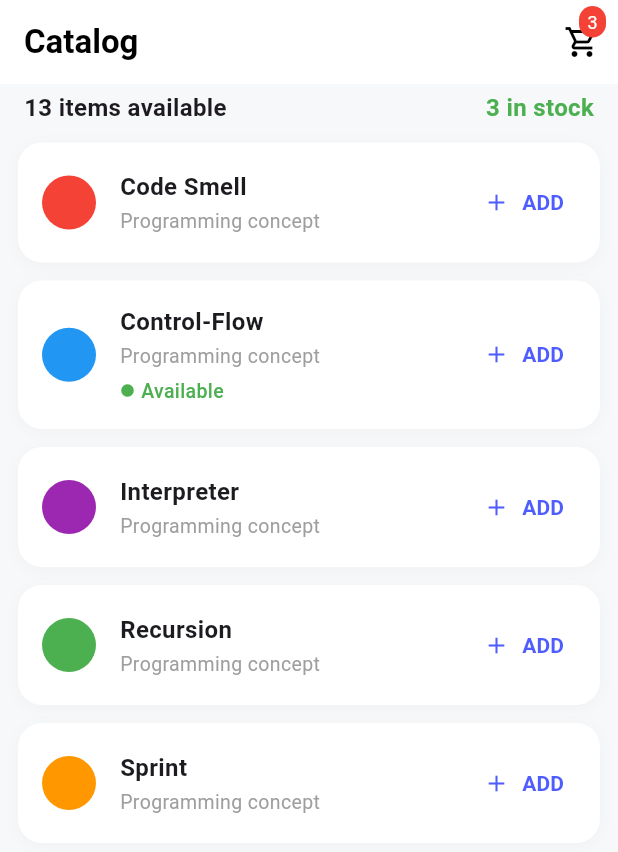
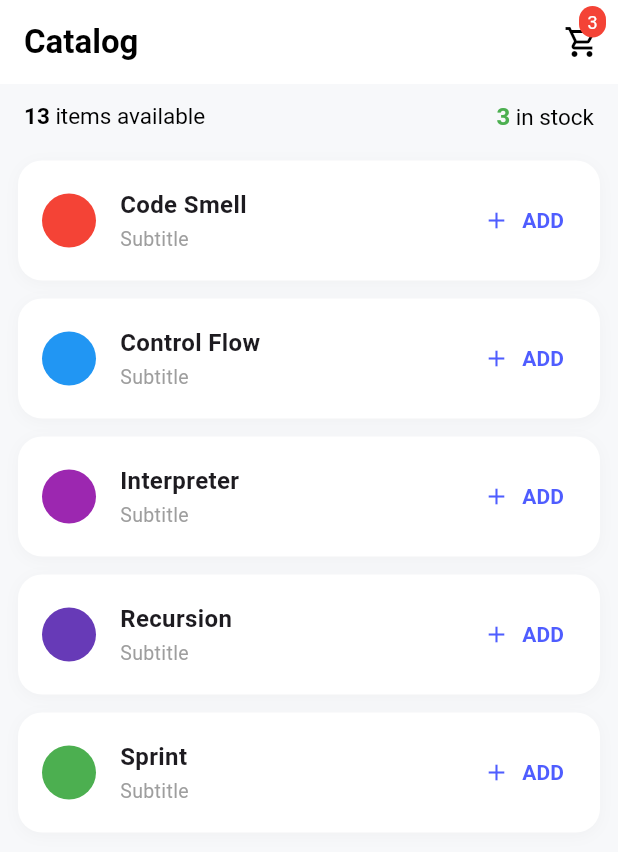
Before and after one commit to Leqdung1/flutter_realm, a Flutter app: the screen it shows after launch, on a phone screen of 412 x 824 dp. Shown: the top 852 px of the screen. Run offline on Flutter 3.47's test engine with Material 3 defaults, Android fonts, the phone set to English and light mode, and no system bars; our stand-ins replace realm; generated files the repository leaves out were written again.

Commit message:
fetch item data in catalog screen

```diff
--- a/lib/models/catalog_model.dart
+++ b/lib/models/catalog_model.dart
@@ -6,20 +6,33 @@ part 'catalog_model.realm.dart';
 class _Item {
   @PrimaryKey()
   late int id;
-
   late String name;
+  late int color;
 }
 
-@RealmModel()
-class _CatalogModel {
+class CatalogModel {
+  static final CatalogModel _instance = CatalogModel._internal();
   late Realm realm;
 
-  _CatalogModel() {
-    var config = Configuration.local([Item.schema]);
+  factory CatalogModel() {
+    return _instance;
+  }
+
+  CatalogModel._internal() {
+    var config = Configuration.local([
+      Item.schema,
+    ], shouldDeleteIfMigrationNeeded: true);
     realm = Realm(config);
 
     var allItems = realm.all<Item>();
-
-    if (allItems.isEmpty) {}
+    if (allItems.isEmpty) {
+      realm.write(() {
+        realm.add(Item(1, 'Code Smell', 0xFFF44336));
+        realm.add(Item(2, 'Control Flow', 0xFF2196F3));
+        realm.add(Item(3, 'Interpreter', 0xFF9C27B0));
+        realm.add(Item(4, 'Recursion', 0xFF673AB7));
+        realm.add(Item(5, 'Sprint', 0xFF4CAF50));
+      });
+    }
   }
 }
--- a/lib/models/catalog_model.realm.dart
+++ b/lib/models/catalog_model.realm.dart
@@ -10,9 +10,10 @@ part of 'catalog_model.dart';
 // coverage:ignore-file
 // ignore_for_file: type=lint
 class Item extends _Item with RealmEntity, RealmObjectBase, RealmObject {
-  Item(int id, String name) {
+  Item(int id, String name, int color) {
     RealmObjectBase.set(this, 'id', id);
     RealmObjectBase.set(this, 'name', name);
+    RealmObjectBase.set(this, 'color', color);
   }
 
   Item._();
@@ -28,6 +29,11 @@ class Item extends _Item with RealmEntity, RealmObjectBase, RealmObject {
   set name(String value) => RealmObjectBase.set(this, 'name', value);
 
   @override
+  int get color => RealmObjectBase.get<int>(this, 'color') as int;
+  @override
+  set color(int value) => RealmObjectBase.set(this, 'color', value);
+
+  @override
   Stream<RealmObjectChanges<Item>> get changes =>
       RealmObjectBase.getChanges<Item>(this);
 
@@ -39,17 +45,23 @@ class Item extends _Item with RealmEntity, RealmObjectBase, RealmObject {
   Item freeze() => RealmObjectBase.freezeObject<Item>(this);
 
   EJsonValue toEJson() {
-    return <String, dynamic>{'id': id.toEJson(), 'name': name.toEJson()};
+    return <String, dynamic>{
+      'id': id.toEJson(),
+      'name': name.toEJson(),
+      'color': color.toEJson(),
+    };
   }
 
   static EJsonValue _toEJson(Item value) => value.toEJson();
   static Item _fromEJson(EJsonValue ejson) {
     if (ejson is! Map<String, dynamic>) return raiseInvalidEJson(ejson);
     return switch (ejson) {
-      {'id': EJsonValue id, 'name': EJsonValue name} => Item(
-        fromEJson(id),
-        fromEJson(name),
-      ),
+      {
+        'id': EJsonValue id,
+        'name': EJsonValue name,
+        'color': EJsonValue color,
+      } =>
+        Item(fromEJson(id), fromEJson(name), fromEJson(color)),
       _ => raiseInvalidEJson(ejson),
     };
   }
@@ -60,52 +72,10 @@ class Item extends _Item with RealmEntity, RealmObjectBase, RealmObject {
     return const SchemaObject(ObjectType.realmObject, Item, 'Item', [
       SchemaProperty('id', RealmPropertyType.int, primaryKey: true),
       SchemaProperty('name', RealmPropertyType.string),
+      SchemaProperty('color', RealmPropertyType.int),
     ]);
   }();
 
   @override
   SchemaObject get objectSchema => RealmObjectBase.getSchema(this) ?? schema;
 }
-
-class CatalogModel extends _CatalogModel
-    with RealmEntity, RealmObjectBase, RealmObject {
-  CatalogModel() {}
-
-  CatalogModel._();
-
-  @override
-  Stream<RealmObjectChanges<CatalogModel>> get changes =>
-      RealmObjectBase.getChanges<CatalogModel>(this);
-
-  @override
-  Stream<RealmObjectChanges<CatalogModel>> changesFor([
-    List<String>? keyPaths,
-  ]) => RealmObjectBase.getChangesFor<CatalogModel>(this, keyPaths);
-
-  @override
-  CatalogModel freeze() => RealmObjectBase.freezeObject<CatalogModel>(this);
-
-  EJsonValue toEJson() {
-    return <String, dynamic>{};
-  }
-
-  static EJsonValue _toEJson(CatalogModel value) => value.toEJson();
-  static CatalogModel _fromEJson(EJsonValue ejson) {
-    if (ejson is! Map<String, dynamic>) return raiseInvalidEJson(ejson);
-    return CatalogModel();
-  }
-
-  static final schema = () {
-    RealmObjectBase.registerFactory(CatalogModel._);
-    register(_toEJson, _fromEJson);
-    return const SchemaObject(
-      ObjectType.realmObject,
-      CatalogModel,
-      'CatalogModel',
-      [],
-    );
-  }();
-
-  @override
-  SchemaObject get objectSchema => RealmObjectBase.getSchema(this) ?? schema;
-}
--- a/lib/screens/cart_screen.dart
+++ b/lib/screens/cart_screen.dart
@@ -80,7 +80,7 @@ class _CartScreenState extends State<CartScreen> {
               const Text(
                 "Looks like you haven't added any\nprogramming concepts to your cart yet.",
                 textAlign: TextAlign.center,
-                style: TextStyle(color: Colors.black54, fontSize: 15),
+                style: TextStyle(color: Colors.black, fontSize: 15),
               ),
               const SizedBox(height: 32),
               ElevatedButton(
@@ -90,7 +90,7 @@ class _CartScreenState extends State<CartScreen> {
                 style: ElevatedButton.styleFrom(
                   backgroundColor: const Color(0xFF2563FF),
                   shape: RoundedRectangleBorder(
-                    borderRadius: BorderRadius.circular(8),
+                    borderRadius: BorderRadius.circular(16),
                   ),
                   padding: const EdgeInsets.symmetric(
                     horizontal: 32,
@@ -99,7 +99,11 @@ class _CartScreenState extends State<CartScreen> {
                 ),
                 child: const Text(
                   'Continue Shopping',
-                  style: TextStyle(fontWeight: FontWeight.bold, fontSize: 16),
+                  style: TextStyle(
+                    fontWeight: FontWeight.bold,
+                    fontSize: 16,
+                    color: Colors.white,
+                  ),
                 ),
               ),
             ],
--- a/lib/screens/catalog_screen.dart
+++ b/lib/screens/catalog_screen.dart
@@ -1,4 +1,5 @@
 import 'package:flutter/material.dart';
+import 'package:flutter_realm/models/catalog_model.dart';
 import 'package:flutter_realm/screens/cart_screen.dart';
 
 class CatalogScreen extends StatefulWidget {
@@ -9,46 +10,13 @@ class CatalogScreen extends StatefulWidget {
 }
 
 class _CatalogScreenState extends State<CatalogScreen> {
-  final List<Map<String, dynamic>> items = [
-    {
-      'color': Colors.red,
-      'title': 'Code Smell',
-      'subtitle': 'Programming concept',
-      'available': false,
-    },
-    {
-      'color': Colors.blue,
-      'title': 'Control-Flow',
-      'subtitle': 'Programming concept',
-      'available': true,
-    },
-    {
-      'color': Colors.purple,
-      'title': 'Interpreter',
-      'subtitle': 'Programming concept',
-      'available': false,
-    },
-    {
-      'color': Colors.green,
-      'title': 'Recursion',
-      'subtitle': 'Programming concept',
-      'available': false,
-    },
-    {
-      'color': Colors.orange,
-      'title': 'Sprint',
-      'subtitle': 'Programming concept',
-      'available': false,
-    },
-  ];
-
   @override
   Widget build(BuildContext context) {
+    final items = CatalogModel().realm.all<Item>();
     return Scaffold(
       appBar: AppBar(
         backgroundColor: Colors.white,
         elevation: 0,
-
         title: const Text(
           'Catalog',
           style: TextStyle(color: Colors.black, fontWeight: FontWeight.bold),
@@ -104,20 +72,51 @@ class _CatalogScreenState extends State<CatalogScreen> {
         children: [
           // Item count row
           Padding(
-            padding: const EdgeInsets.symmetric(horizontal: 16.0, vertical: 4),
+            padding: const EdgeInsets.symmetric(horizontal: 16.0, vertical: 12),
             child: Row(
-              children: const [
-                Text(
-                  '13 items available',
-                  style: TextStyle(fontWeight: FontWeight.bold, fontSize: 16),
+              children: [
+                RichText(
+                  text: TextSpan(
+                    children: [
+                      TextSpan(
+                        text: '13',
+                        style: const TextStyle(
+                          color: Colors.black,
+                          fontWeight: FontWeight.bold,
+                          fontSize: 15,
+                        ),
+                      ),
+                      TextSpan(
+                        text: ' items available',
+                        style: const TextStyle(
+                          color: Colors.black,
+                          fontSize: 15,
+                        ),
+                      ),
+                    ],
+                  ),
                 ),
+
                 Spacer(),
-                Text(
-                  '3 in stock',
-                  style: TextStyle(
-                    color: Colors.green,
-                    fontWeight: FontWeight.bold,
-                    fontSize: 16,
+                RichText(
+                  text: TextSpan(
+                    children: [
+                      TextSpan(
+                        text: '3',
+                        style: TextStyle(
+                          color: Colors.green,
+                          fontWeight: FontWeight.bold,
+                          fontSize: 16,
+                        ),
+                      ),
+                      TextSpan(
+                        text: ' in stock',
+                        style: const TextStyle(
+                          color: Colors.black,
+                          fontSize: 15,
+                        ),
+                      ),
+                    ],
                   ),
                 ),
               ],
@@ -147,14 +146,17 @@ class _CatalogScreenState extends State<CatalogScreen> {
                   padding: const EdgeInsets.all(16),
                   child: Row(
                     children: [
-                      CircleAvatar(backgroundColor: item['color'], radius: 18),
+                      CircleAvatar(
+                        backgroundColor: Color(item.color),
+                        radius: 18,
+                      ),
                       const SizedBox(width: 16),
                       Expanded(
                         child: Column(
                           crossAxisAlignment: CrossAxisAlignment.start,
                           children: [
                             Text(
-                              item['title'],
+                              item.name,
                               style: const TextStyle(
                                 fontWeight: FontWeight.bold,
                                 fontSize: 16,
@@ -162,34 +164,12 @@ class _CatalogScreenState extends State<CatalogScreen> {
                             ),
                             const SizedBox(height: 2),
                             Text(
-                              item['subtitle'],
+                              'Subtitle',
                               style: const TextStyle(
                                 color: Colors.grey,
                                 fontSize: 13,
                               ),
                             ),
-                            if (item['available'])
-                              Padding(
-                                padding: const EdgeInsets.only(top: 4.0),
-                                child: Row(
-                                  children: const [
-                                    Icon(
-                                      Icons.circle,
-                                      color: Colors.green,
-                                      size: 10,
-                                    ),
-                                    SizedBox(width: 4),
-                                    Text(
-                                      'Available',
-                                      style: TextStyle(
-                                        color: Colors.green,
-                                        fontSize: 13,
-                                        fontWeight: FontWeight.w500,
-                                      ),
-                                    ),
-                                  ],
-                                ),
-                              ),
                           ],
                         ),
                       ),
```
